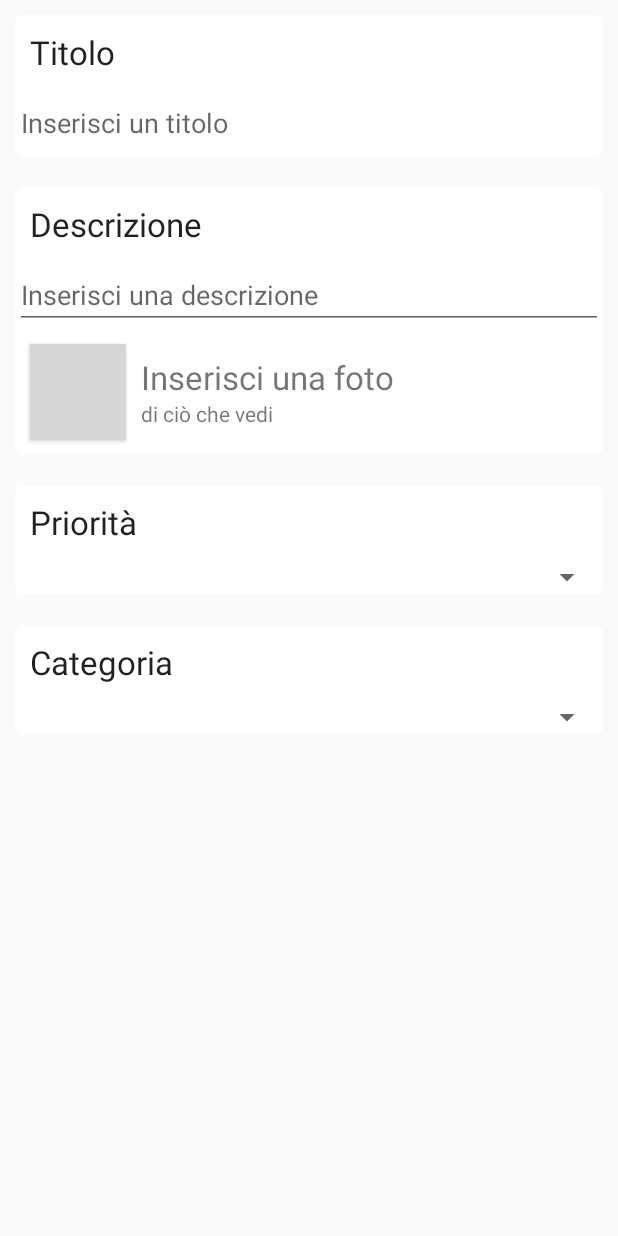
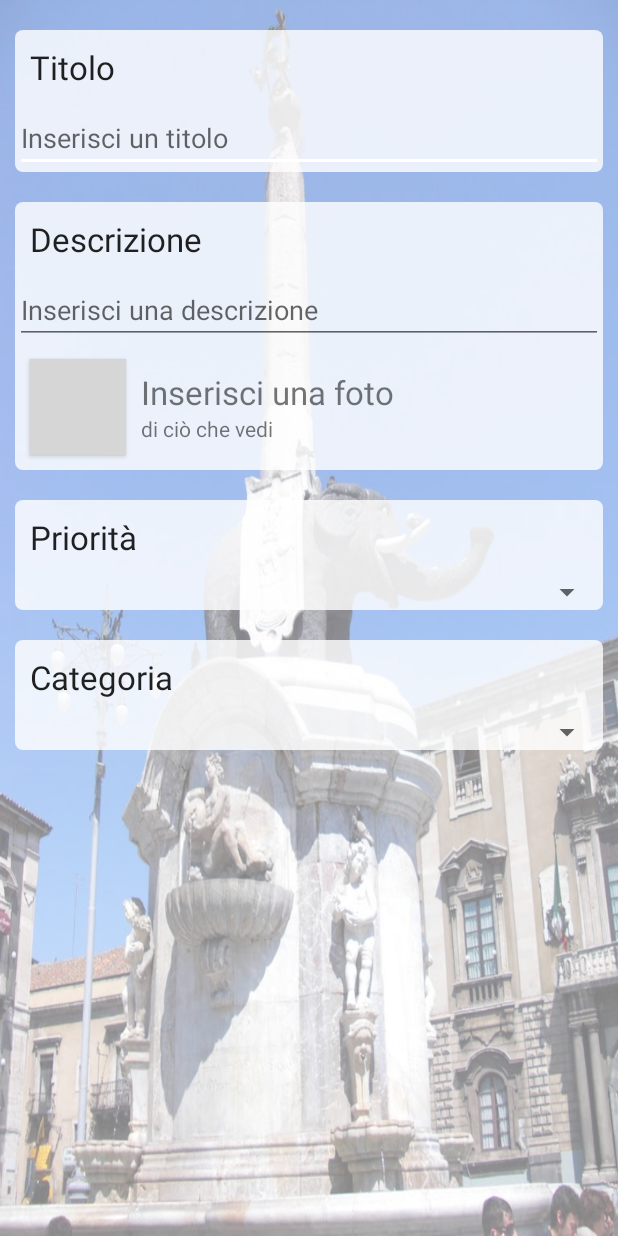
Before and after one commit to ggranata89/ProgettoSE, an Android app: the layout fragment_report.xml on its own in the app's theme, with its tools: preview values and no code run, on a phone screen of 412 x 824 dp. Run offline under Robolectric (Android 15) with nearby library versions, the phone set to English and light mode, and no system bars; plain views replace ButtonFloat; grey boxes are pictures that could not be loaded.

Commit message:
aggiunto background invio segnalazione

```diff
--- a/app/src/main/java/com/example/ricky/mycity/FragmentReport.java
+++ b/app/src/main/java/com/example/ricky/mycity/FragmentReport.java
@@ -121,12 +121,6 @@ public class FragmentReport extends Fragment implements Costanti,View.OnClickLis
     public void onCreateOptionsMenu(
             Menu menu, MenuInflater inflater) {
         inflater.inflate(R.menu.menu_report, menu);
-    }
-
-    public void sendMyReport(){
-        title = tvTitle.getText().toString().trim();
-        description = tvDescription.getText().toString().trim();
-        new doSendReport().execute();
     }
 
     @Override
--- a/app/src/main/java/com/example/ricky/mycity/MainActivity.java
+++ b/app/src/main/java/com/example/ricky/mycity/MainActivity.java
@@ -82,10 +82,6 @@ public class MainActivity extends MaterialNavigationDrawer implements MaterialAc
         this.addSubheader(getAppVersion());
 
         this.addBottomSection(newSection(getString(R.string.bottom), R.mipmap.settings, new Intent(this,Settings.class)));
-    }
-
-    public void sendReport(View view){
-        fragmentReport.sendMyReport();
     }
 
     private void getMyLocation() {
--- a/app/src/main/res/drawable/layout_bg.xml
+++ b/app/src/main/res/drawable/layout_bg.xml
@@ -1,6 +1,6 @@
 <?xml version="1.0" encoding="UTF-8"?>
 <shape xmlns:android="http://schemas.android.com/apk/res/android">
-    <solid android:color="#FFFFFF"/>
+    <solid android:color="@color/bg_white"/>
     <stroke android:width="0dip" android:color="#B1BCBE" />
     <corners android:radius="5dip"/>
     <padding android:left="0dip" android:top="0dip" android:right="0dip" android:bottom="0dip" />
--- a/app/src/main/res/layout/fragment_report.xml
+++ b/app/src/main/res/layout/fragment_report.xml
@@ -2,9 +2,9 @@
 
 <ScrollView
     xmlns:android="http://schemas.android.com/apk/res/android"
-    xmlns:materialdesign="http://schemas.android.com/apk/res-auto"
     android:layout_width="fill_parent"
-    android:layout_height="wrap_content">
+    android:layout_height="wrap_content"
+    android:background="@drawable/bg">
 
 
 <LinearLayout
@@ -16,7 +16,10 @@
         android:layout_width="match_parent"
         android:layout_height="wrap_content"
         android:orientation="vertical"
-        android:layout_margin="10dp"
+        android:layout_marginTop="20dp"
+        android:layout_marginBottom="10dp"
+        android:layout_marginLeft="10dp"
+        android:layout_marginRight="10dp"
         android:background="@drawable/layout_bg">
 
         <TextView
@@ -112,36 +115,6 @@
             android:id="@+id/priority">
         </Spinner>
 
-    <!--<RadioGroup
-        android:layout_width="394dp"
-        android:layout_height="wrap_content"
-        android:id="@+id/Priority_RadioGroup"
-        android:orientation = "horizontal">
-
-        <RadioButton
-            android:layout_width="wrap_content"
-            android:layout_height="wrap_content"
-            android:text="None"
-            android:id="@+id/Priority_radioButton1"
-            android:layout_gravity="center_horizontal" />
-
-        <RadioButton
-            android:layout_width="wrap_content"
-            android:layout_height="wrap_content"
-            android:text="Minor"
-            android:id="@+id/Priority_radioButton2" />
-        <RadioButton
-            android:layout_width="wrap_content"
-            android:layout_height="wrap_content"
-            android:text="Normal"
-            android:id="@+id/Priority_radioButton3" />
-        <RadioButton
-            android:layout_width="wrap_content"
-            android:layout_height="wrap_content"
-            android:text="Critical"
-            android:id="@+id/Priority_radioButton4" />
-
-    </RadioGroup>-->
         </LinearLayout>
 
     <LinearLayout
@@ -165,69 +138,7 @@
             android:id="@+id/category">
         </Spinner>
 
-    <!--<RadioGroup
-        android:layout_width="394dp"
-        android:layout_height="wrap_content"
-        android:id="@+id/Category_RadioGroup"
-        android:orientation = "vertical">
-
-        <RadioButton
-            android:layout_width="wrap_content"
-            android:layout_height="wrap_content"
-            android:text="Waste Management"
-            android:id="@+id/Category_radioButton1"/>
-
-        <RadioButton
-            android:layout_width="wrap_content"
-            android:layout_height="wrap_content"
-            android:text="Routine Maintance"
-            android:id="@+id/Category_radioButton2" />
-
-        <RadioButton
-            android:layout_width="wrap_content"
-            android:layout_height="wrap_content"
-            android:text="Road Sign"
-            android:id="@+id/Category_radioButton3" />
-
-        <RadioButton
-            android:layout_width="wrap_content"
-            android:layout_height="wrap_content"
-            android:text="Vandalism"
-            android:id="@+id/Category_radioButton4" />
-        <RadioButton
-            android:layout_width="wrap_content"
-            android:layout_height="wrap_content"
-            android:text="Illegal BillPosting"
-            android:id="@+id/Category_radioButton5" />
-
-
-        <RadioButton
-            android:layout_width="wrap_content"
-            android:layout_height="wrap_content"
-            android:text="Other"
-            android:id="@+id/Category_radioButton6" />
-    </RadioGroup>-->
         </LinearLayout>
-
-    <Button
-        android:layout_width="wrap_content"
-        android:layout_height="wrap_content"
-        android:text="Invia Segnalazione"
-        android:id="@+id/send_report"
-        android:onClick="sendReport"
-        android:background="#1E88E5"
-        android:visibility="invisible"
-        android:layout_gravity="center_horizontal"/>
-    <!--<com.gc.materialdesign.views.ButtonFloat
-        android:id="@+id/send_report"
-        android:layout_width="wrap_content"
-        android:layout_height="wrap_content"
-        android:layout_gravity="right"
-        android:layout_marginBottom="100dp"
-        android:background="#1E88E5"
-        android:onClick="sendReport"
-        materialdesign:animate="true"
-        materialdesign:iconDrawable="@drawable/send_now" />-->
 
 </LinearLayout>
 
--- a/app/src/main/res/values/colors.xml
+++ b/app/src/main/res/values/colors.xml
@@ -1,3 +1,4 @@
 <resources>
     <color name="bg_color">#DBFAC8</color>
+    <color name="bg_white">#CCFFFFFF</color>
 </resources>
```
Also changed, not shown: app/src/main/res/drawable/bg.png (added).
